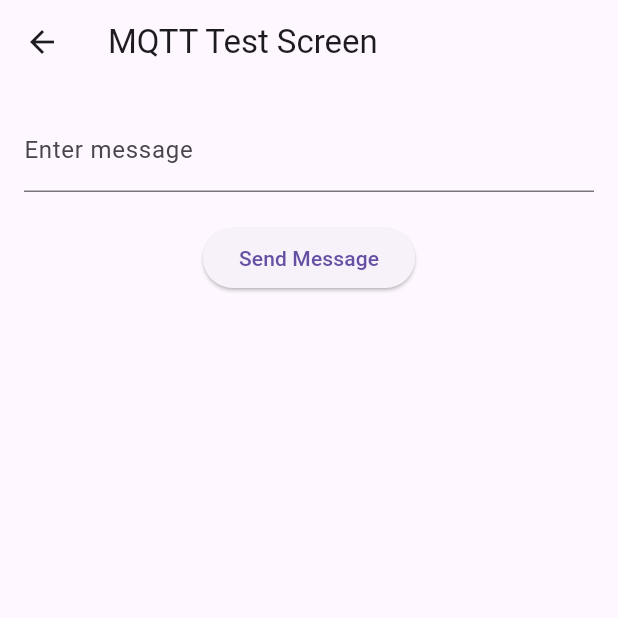
After one commit to SKT-FLY-AI-RAON/safe-T-frontend, a Flutter app: the MqttTestScreen screen opened directly, after a tap on "Send Message", on a phone screen of 412 x 824 dp, the top half of it. The commit adds this screen. Run offline on Flutter 3.47's test engine with Material 3 defaults, Android fonts, the phone set to English and light mode, and no system bars; missing offline and left inert: mqtt_client.

Commit message:
feat: mqtt 메시지 테스트 화면 작성

```diff
--- /dev/null
+++ b/lib/mqtt_test_screen.dart
@@ -0,0 +1,61 @@
+import 'package:flutter/material.dart';
+import 'mqtt_publisher.dart'; // MQTT 발행 기능이 포함된 파일
+
+class MqttTestScreen extends StatefulWidget {
+  @override
+  _MqttTestScreenState createState() => _MqttTestScreenState();
+}
+
+class _MqttTestScreenState extends State<MqttTestScreen> {
+  final TextEditingController _controller = TextEditingController();
+  String _statusMessage = "";
+
+  // MQTT 발행 로직을 호출하는 메소드
+  Future<void> _sendMessage() async {
+    String message = _controller.text;
+    if (message.isNotEmpty) {
+      setState(() {
+        _statusMessage = "Sending message...";
+      });
+      try {
+        await publishMessage(message);
+        setState(() {
+          _statusMessage = "Message sent successfully!";
+        });
+      } catch (e) {
+        setState(() {
+          _statusMessage = "Failed to send message: $e";
+        });
+      }
+    }
+  }
+
+  @override
+  Widget build(BuildContext context) {
+    return Scaffold(
+      appBar: AppBar(
+        title: Text('MQTT Test Screen'),
+      ),
+      body: Padding(
+        padding: const EdgeInsets.all(16.0),
+        child: Column(
+          children: [
+            TextField(
+              controller: _controller,
+              decoration: InputDecoration(
+                labelText: 'Enter message',
+              ),
+            ),
+            SizedBox(height: 20),
+            ElevatedButton(
+              onPressed: _sendMessage,
+              child: Text('Send Message'),
+            ),
+            SizedBox(height: 20),
+            Text(_statusMessage),
+          ],
+        ),
+      ),
+    );
+  }
+}
--- a/pubspec.yaml
+++ b/pubspec.yaml
@@ -31,6 +31,7 @@ dependencies:
   flutter:
     sdk: flutter
   http: ^1.2.2 # or a newer version
+  mqtt_client: ^9.6.1 # mqtt 통신
 
   # The following adds the Cupertino Icons font to your application.
   # Use with the CupertinoIcons class for iOS style icons.
```
Also changed, not shown: lib/home.dart (+9 -0 lines), lib/mqtt_publisher.dart (added, +47 -0 lines), pubspec.lock.
